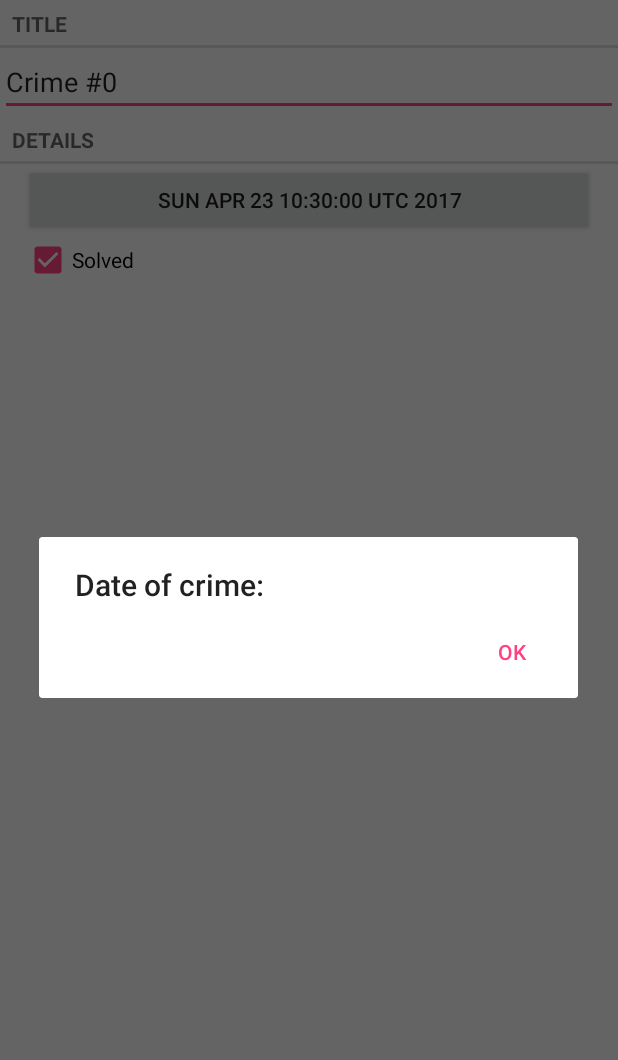
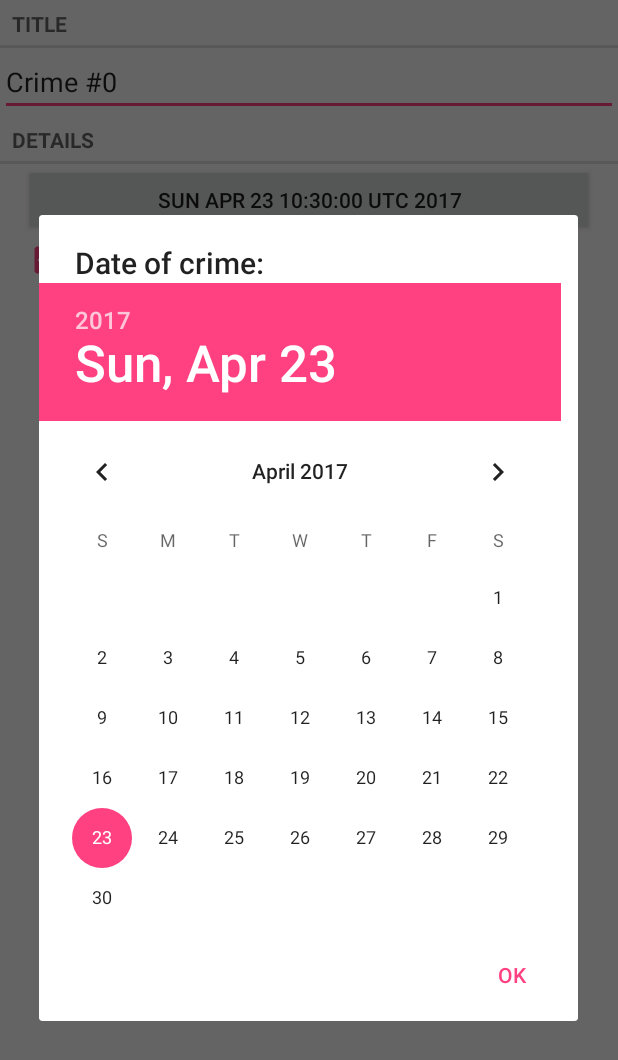
Before and after one commit to TinhHuynh/CriminalIntent_AndroidApp, an Android app: the CrimeFragment screen opened directly, with no data from a screen before it, after a tap on an icon or button, on a phone screen of 412 x 824 dp. Shown: the top 1060 px of the screen. Run offline under Robolectric (Android 15) with nearby library versions, the phone set to English and light mode, and no system bars.

Commit message:
Add new function: Update Crime's date

```diff
--- a/CriminalIntent/app/src/main/java/com/example/tinhhuynh/criminalintent/controller/CrimeFragment.java
+++ b/CriminalIntent/app/src/main/java/com/example/tinhhuynh/criminalintent/controller/CrimeFragment.java
@@ -1,5 +1,7 @@
 package com.example.tinhhuynh.criminalintent.controller;
 
+import android.app.Activity;
+import android.content.Intent;
 import android.os.Bundle;
 import android.support.annotation.Nullable;
 import android.support.v4.app.Fragment;
@@ -18,6 +20,7 @@ import com.example.tinhhuynh.criminalintent.R;
 import com.example.tinhhuynh.criminalintent.model.Crime;
 import com.example.tinhhuynh.criminalintent.model.CrimeLab;
 
+import java.util.Date;
 import java.util.UUID;
 
 /**
@@ -28,7 +31,7 @@ public class CrimeFragment extends Fragment {
 
     private static final String ARG_CRIME_ID = "crime_id";
     private static final String DIALOG_DATE = "DialogDate";
-
+    private static final int REQUEST_DATE = 0;
     private Crime mCrime;
     private EditText mTitleField;
     private Button mDateButton;
@@ -54,7 +57,7 @@ public class CrimeFragment extends Fragment {
     @Override
     public View onCreateView(LayoutInflater inflater, @Nullable ViewGroup container, @Nullable Bundle savedInstanceState) {
         View v = inflater.inflate(R.layout.fragment_crime, container, false);
-        mTitleField = (EditText)v.findViewById(R.id.crime_title);
+        mTitleField = (EditText) v.findViewById(R.id.crime_title);
         mTitleField.setText(mCrime.getTitle().toString());
         mTitleField.addTextChangedListener(new TextWatcher() {
             @Override
@@ -74,12 +77,13 @@ public class CrimeFragment extends Fragment {
         });
 
         mDateButton = (Button) v.findViewById(R.id.crime_date);
-        mDateButton.setText(mCrime.getDate().toString());
+        updateDate();
         mDateButton.setOnClickListener(new View.OnClickListener() {
             @Override
             public void onClick(View v) {
                 FragmentManager manager = getFragmentManager();
-                DatePickerFragment dialog = new DatePickerFragment();
+                DatePickerFragment dialog = DatePickerFragment.newInstance(mCrime.getDate());
+                dialog.setTargetFragment(CrimeFragment.this, REQUEST_DATE);
                 dialog.show(manager, DIALOG_DATE);
             }
         });
@@ -94,4 +98,20 @@ public class CrimeFragment extends Fragment {
         });
         return v;
     }
+
+    @Override
+    public void onActivityResult(int requestCode, int resultCode, Intent data) {
+        if (resultCode != Activity.RESULT_OK) {
+            return;
+        }
+        if (requestCode == REQUEST_DATE) {
+            Date date = (Date) data.getSerializableExtra(DatePickerFragment.EXTRA_DATE);
+            mCrime.setDate(date);
+            updateDate();
+        }
+    }
+
+    private void updateDate() {
+        mDateButton.setText(mCrime.getDate().toString());
+    }
 }
--- a/CriminalIntent/app/src/main/java/com/example/tinhhuynh/criminalintent/controller/DatePickerFragment.java
+++ b/CriminalIntent/app/src/main/java/com/example/tinhhuynh/criminalintent/controller/DatePickerFragment.java
@@ -1,24 +1,80 @@
 package com.example.tinhhuynh.criminalintent.controller;
 
+import android.app.Activity;
 import android.app.Dialog;
+import android.content.DialogInterface;
+import android.content.Intent;
 import android.os.Bundle;
 import android.support.annotation.NonNull;
 import android.support.v4.app.DialogFragment;
 import android.support.v7.app.AlertDialog;
+import android.view.LayoutInflater;
+import android.view.View;
+import android.widget.DatePicker;
 
 import com.example.tinhhuynh.criminalintent.R;
+
+import java.util.Calendar;
+import java.util.Date;
+import java.util.GregorianCalendar;
 
 /**
  * Created by TINH HUYNH on 4/23/2017.
  */
 
 public class DatePickerFragment extends DialogFragment {
+
+    public static final String EXTRA_DATE = "com.example.tinhhuynh.criminalintent.controller.date";
+    private static final String ARG_DATE = "date";
+    private DatePicker mDatePicker;
+
+    public static DatePickerFragment newInstance(Date date) {
+        Bundle args = new Bundle();
+        args.putSerializable(ARG_DATE, date);
+        DatePickerFragment fragment = new DatePickerFragment();
+        fragment.setArguments(args);
+        return fragment;
+    }
+
     @NonNull
     @Override
     public Dialog onCreateDialog(Bundle savedInstanceState) {
+        Date date = (Date) getArguments().getSerializable(ARG_DATE);
+
+        Calendar calendar = Calendar.getInstance();
+        calendar.setTime(date);
+        int day = calendar.get(Calendar.DAY_OF_MONTH);
+        int month = calendar.get(Calendar.MONTH);
+        int year = calendar.get(Calendar.YEAR);
+
+        View view = LayoutInflater.from(getActivity()).inflate(R.layout.dialog_date, null);
+        mDatePicker = (DatePicker) view.findViewById(R.id.dialog_date_date_picker);
+        mDatePicker.init(year, month, day, null);
         return new AlertDialog.Builder(getActivity())
+                .setView(view)
                 .setTitle(R.string.date_picker_label)
-                .setPositiveButton(android.R.string.ok, null)
+                .setPositiveButton(android.R.string.ok, new DialogInterface.OnClickListener() {
+                    @Override
+                    public void onClick(DialogInterface dialog, int which) {
+                        int year = mDatePicker.getYear();
+                        int month = mDatePicker.getMonth();
+                        int day = mDatePicker.getDayOfMonth();
+                        Date date = new GregorianCalendar(year, month, day).getTime();
+                        sendResult(Activity.RESULT_OK, date);
+                    }
+                })
                 .create();
     }
+
+    public void sendResult(int resultCode, Date date) {
+        if (getTargetFragment() == null) {
+            return;
+        }
+        Intent intent = new Intent();
+        intent.putExtra(EXTRA_DATE, date);
+
+        getTargetFragment().onActivityResult(getTargetRequestCode(), resultCode, intent);
+    }
+
+
 }
--- /dev/null
+++ b/CriminalIntent/app/src/main/res/layout/dialog_date.xml
@@ -0,0 +1,8 @@
+<?xml version="1.0" encoding="utf-8"?>
+<DatePicker xmlns:android="http://schemas.android.com/apk/res/android"
+            android:id="@+id/dialog_date_date_picker"
+            android:layout_width="wrap_content"
+            android:layout_height="wrap_content"
+            android:calendarViewShown="false">
+
+</DatePicker>
```
